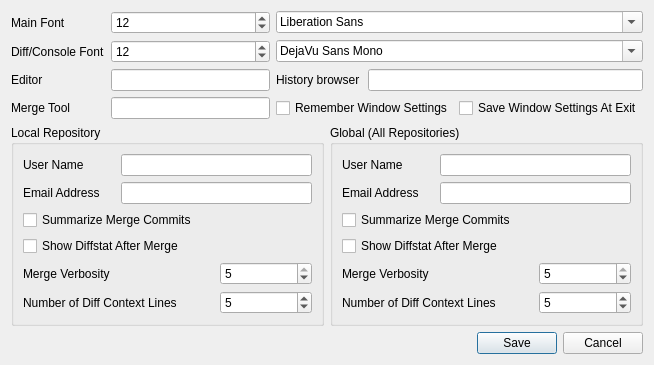
Qt form ui/options.ui (git-cola/git-cola) before a commit.
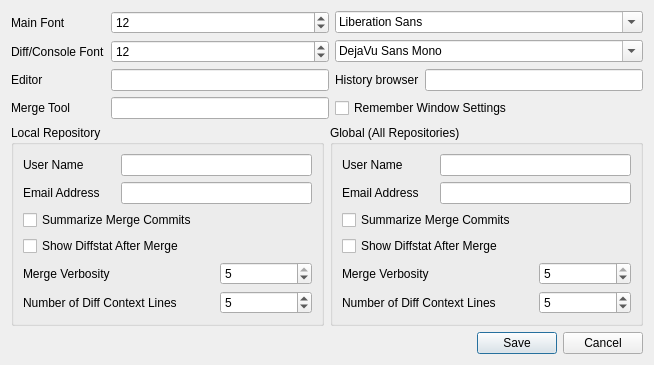
The same form after that commit.

Commit message:
config: removed the need for the 'cola.saveatexit' config variable
cola.saveatexit was removed since cola.savewindowsettings is sufficient.

```diff
--- a/ui/options.ui
+++ b/ui/options.ui
@@ -15,8 +15,8 @@
   <property name="windowTitle" >
    <string>Options</string>
   </property>
-  <layout class="QGridLayout" name="gridLayout_3" >
-   <item row="0" column="0" >
+  <layout class="QVBoxLayout" name="verticalLayout" >
+   <item>
     <layout class="QGridLayout" name="gridLayout_2" >
      <item row="0" column="0" >
       <widget class="QLabel" name="label_2" >
@@ -35,7 +35,7 @@
        </property>
       </widget>
      </item>
-     <item row="0" column="2" colspan="3" >
+     <item row="0" column="2" colspan="2" >
       <widget class="QFontComboBox" name="global_cola_fontui" >
        <property name="currentFont" >
         <font>
@@ -61,7 +61,7 @@
        </property>
       </widget>
      </item>
-     <item row="1" column="2" colspan="3" >
+     <item row="1" column="2" colspan="2" >
       <widget class="QFontComboBox" name="global_cola_fontdiff" >
        <property name="fontFilters" >
         <set>QFontComboBox::MonospacedFonts</set>
@@ -94,7 +94,7 @@
        </property>
       </widget>
      </item>
-     <item row="2" column="3" colspan="2" >
+     <item row="2" column="3" >
       <widget class="QLineEdit" name="global_gui_historybrowser" >
        <property name="text" >
         <string/>
@@ -122,16 +122,9 @@
        </property>
       </widget>
      </item>
-     <item row="3" column="4" >
-      <widget class="QCheckBox" name="global_cola_saveatexit" >
-       <property name="text" >
-        <string>Save Window Settings At Exit</string>
-       </property>
-      </widget>
-     </item>
     </layout>
    </item>
-   <item row="1" column="0" >
+   <item>
     <layout class="QHBoxLayout" name="horizontalLayout_8" >
      <item>
       <widget class="QGroupBox" name="local_groupbox" >
@@ -211,16 +204,6 @@
          </widget>
         </item>
        </layout>
-       <zorder>local_user_name</zorder>
-       <zorder>label_5</zorder>
-       <zorder>local_user_email</zorder>
-       <zorder>local_merge_summary</zorder>
-       <zorder>local_merge_diffstat</zorder>
-       <zorder>label_6</zorder>
-       <zorder>local_merge_verbosity</zorder>
-       <zorder>label</zorder>
-       <zorder>local_gui_diffcontext</zorder>
-       <zorder>label_4</zorder>
       </widget>
      </item>
      <item>
@@ -305,7 +288,7 @@
      </item>
     </layout>
    </item>
-   <item row="2" column="0" >
+   <item>
     <layout class="QHBoxLayout" name="horizontalLayout_9" >
      <item>
       <spacer name="horizontalSpacer" >
```
The commit also changes 3 other files.
